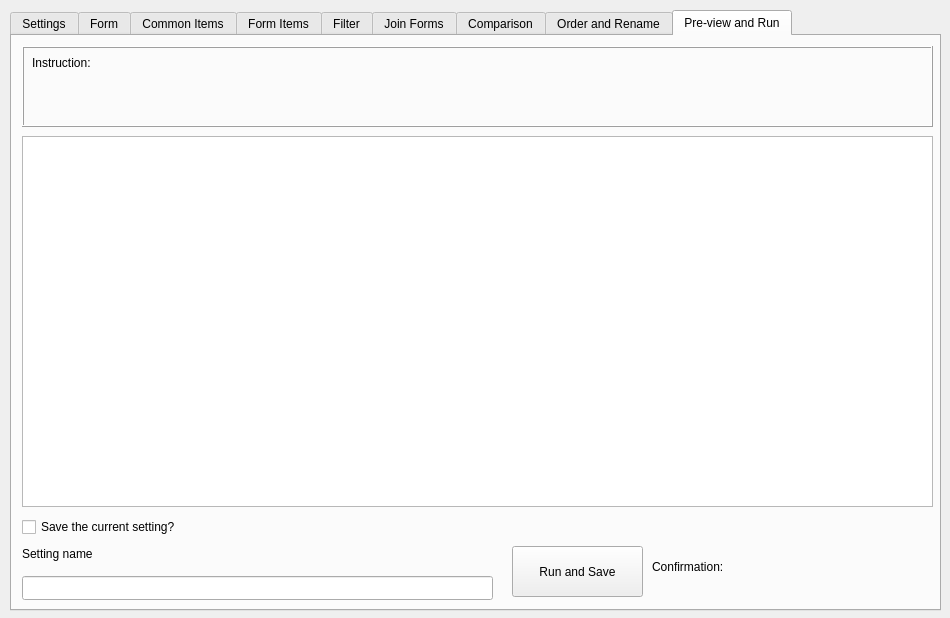
Qt form form.ui (HoangMNguyen/CCI_ClinicalReporting) before a commit.
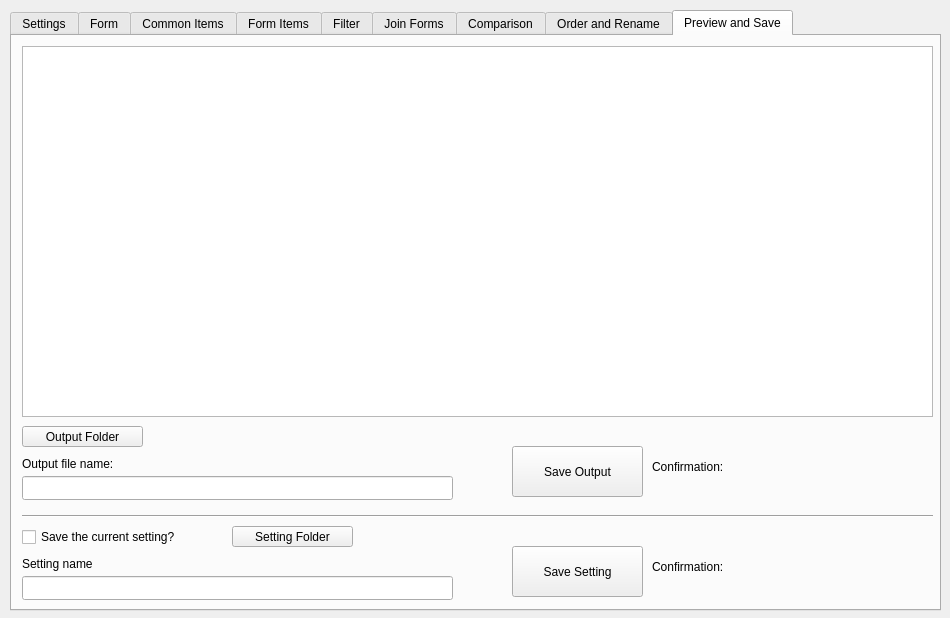
The same form after that commit. The open tabs and pages were chosen to show the change. Icons and pictures are not drawn.

```diff
--- a/form.ui
+++ b/form.ui
@@ -98,59 +98,40 @@
       </property>
      </widget>
     </widget>
-    <widget class="QPushButton" name="pushButton_output_folder">
-     <property name="geometry">
-      <rect>
-       <x>10</x>
-       <y>180</y>
-       <width>121</width>
-       <height>21</height>
-      </rect>
-     </property>
-     <property name="text">
-      <string>Output Folder</string>
-     </property>
-     <property name="icon">
-      <iconset theme="QIcon::ThemeIcon::DocumentSave"/>
-     </property>
-    </widget>
     <widget class="QComboBox" name="comboBox_saved_setting">
      <property name="geometry">
       <rect>
        <x>10</x>
-       <y>340</y>
+       <y>230</y>
        <width>471</width>
        <height>24</height>
       </rect>
      </property>
     </widget>
-    <widget class="QLineEdit" name="lineEdit_file_name">
-     <property name="geometry">
-      <rect>
-       <x>10</x>
-       <y>280</y>
-       <width>221</width>
-       <height>24</height>
-      </rect>
-     </property>
-     <property name="text">
-      <string/>
-     </property>
-     <property name="placeholderText">
-      <string extracomment="Enter file name here"/>
-     </property>
-    </widget>
     <widget class="QCheckBox" name="checkBox_saved_setting">
      <property name="geometry">
       <rect>
        <x>10</x>
-       <y>310</y>
-       <width>391</width>
+       <y>190</y>
+       <width>271</width>
        <height>22</height>
       </rect>
      </property>
      <property name="text">
-      <string>Previously saved report setting? If not, creating new report by default</string>
+      <string>Using previously saved report setting?</string>
+     </property>
+    </widget>
+    <widget class="QLabel" name="label_setting">
+     <property name="geometry">
+      <rect>
+       <x>10</x>
+       <y>260</y>
+       <width>471</width>
+       <height>51</height>
+      </rect>
+     </property>
+     <property name="wordWrap">
+      <bool>true</bool>
      </property>
     </widget>
     <widget class="QFrame" name="frame_2">
@@ -188,52 +169,17 @@
       </property>
      </widget>
     </widget>
-    <widget class="QFrame" name="frame_3">
+    <widget class="QPushButton" name="pushButton_setting_location">
      <property name="geometry">
       <rect>
-       <x>140</x>
-       <y>180</y>
-       <width>781</width>
-       <height>71</height>
-      </rect>
-     </property>
-     <property name="frameShape">
-      <enum>QFrame::Shape::Box</enum>
-     </property>
-     <property name="frameShadow">
-      <enum>QFrame::Shadow::Raised</enum>
-     </property>
-     <widget class="QLabel" name="label_output_folder">
-      <property name="geometry">
-       <rect>
-        <x>10</x>
-        <y>0</y>
-        <width>761</width>
-        <height>71</height>
-       </rect>
-      </property>
-      <property name="text">
-       <string>Output path:</string>
-      </property>
-      <property name="alignment">
-       <set>Qt::AlignmentFlag::AlignLeading|Qt::AlignmentFlag::AlignLeft|Qt::AlignmentFlag::AlignTop</set>
-      </property>
-      <property name="wordWrap">
-       <bool>true</bool>
-      </property>
-     </widget>
-    </widget>
-    <widget class="QLabel" name="label_2">
-     <property name="geometry">
-      <rect>
-       <x>10</x>
-       <y>260</y>
-       <width>191</width>
-       <height>16</height>
+       <x>340</x>
+       <y>190</y>
+       <width>131</width>
+       <height>24</height>
       </rect>
      </property>
      <property name="text">
-      <string>Output file name:</string>
+      <string>Settings location</string>
      </property>
     </widget>
    </widget>
@@ -1142,31 +1088,12 @@
       <set>Qt::AlignmentFlag::AlignCenter</set>
      </property>
     </widget>
-    <widget class="Line" name="line">
-     <property name="geometry">
-      <rect>
-       <x>340</x>
-       <y>100</y>
-       <width>20</width>
-       <height>461</height>
-      </rect>
-     </property>
-     <property name="sizePolicy">
-      <sizepolicy hsizetype="Fixed" vsizetype="Fixed">
-       <horstretch>0</horstretch>
-       <verstretch>0</verstretch>
-      </sizepolicy>
-     </property>
-     <property name="orientation">
-      <enum>Qt::Orientation::Vertical</enum>
-     </property>
-    </widget>
    </widget>
    <widget class="QWidget" name="tab_preview_run">
     <attribute name="title">
-     <string>Pre-view and Run</string>
+     <string>Preview and Save</string>
     </attribute>
-    <widget class="QPushButton" name="pushButton_run_and_save">
+    <widget class="QPushButton" name="pushButton_save_setting">
      <property name="geometry">
       <rect>
        <x>500</x>
@@ -1176,7 +1103,7 @@
       </rect>
      </property>
      <property name="text">
-      <string>Run and Save</string>
+      <string>Save Setting</string>
      </property>
      <property name="icon">
       <iconset theme="QIcon::ThemeIcon::DocumentSend"/>
@@ -1186,8 +1113,8 @@
      <property name="geometry">
       <rect>
        <x>10</x>
-       <y>480</y>
-       <width>251</width>
+       <y>490</y>
+       <width>211</width>
        <height>22</height>
       </rect>
      </property>
@@ -1200,7 +1127,7 @@
       <rect>
        <x>10</x>
        <y>540</y>
-       <width>471</width>
+       <width>431</width>
        <height>24</height>
       </rect>
      </property>
@@ -1209,7 +1136,7 @@
      <property name="geometry">
       <rect>
        <x>10</x>
-       <y>510</y>
+       <y>520</y>
        <width>101</width>
        <height>16</height>
       </rect>
@@ -1218,7 +1145,7 @@
       <string>Setting name</string>
      </property>
     </widget>
-    <widget class="QLabel" name="label_confirmation">
+    <widget class="QLabel" name="label_save_confirmation">
      <property name="geometry">
       <rect>
        <x>640</x>
@@ -1234,51 +1161,125 @@
       <bool>true</bool>
      </property>
     </widget>
-    <widget class="QFrame" name="frame_27">
-     <property name="geometry">
-      <rect>
-       <x>10</x>
-       <y>10</y>
-       <width>911</width>
-       <height>81</height>
-      </rect>
-     </property>
-     <property name="frameShape">
-      <enum>QFrame::Shape::Box</enum>
-     </property>
-     <property name="frameShadow">
-      <enum>QFrame::Shadow::Raised</enum>
-     </property>
-     <widget class="QLabel" name="label_40">
-      <property name="geometry">
-       <rect>
-        <x>10</x>
-        <y>10</y>
-        <width>891</width>
-        <height>61</height>
-       </rect>
-      </property>
-      <property name="text">
-       <string>Instruction:</string>
-      </property>
-      <property name="alignment">
-       <set>Qt::AlignmentFlag::AlignLeading|Qt::AlignmentFlag::AlignLeft|Qt::AlignmentFlag::AlignTop</set>
-      </property>
-      <property name="wordWrap">
-       <bool>true</bool>
-      </property>
-     </widget>
-    </widget>
     <widget class="QTableView" name="tableView_preview">
      <property name="geometry">
       <rect>
        <x>10</x>
-       <y>100</y>
+       <y>10</y>
        <width>911</width>
        <height>371</height>
       </rect>
      </property>
     </widget>
+    <widget class="QPushButton" name="pushButton_output_folder">
+     <property name="geometry">
+      <rect>
+       <x>10</x>
+       <y>390</y>
+       <width>121</width>
+       <height>21</height>
+      </rect>
+     </property>
+     <property name="text">
+      <string>Output Folder</string>
+     </property>
+     <property name="icon">
+      <iconset theme="QIcon::ThemeIcon::DocumentSave"/>
+     </property>
+    </widget>
+    <widget class="QLineEdit" name="lineEdit_file_name">
+     <property name="geometry">
+      <rect>
+       <x>10</x>
+       <y>440</y>
+       <width>431</width>
+       <height>24</height>
+      </rect>
+     </property>
+     <property name="text">
+      <string/>
+     </property>
+     <property name="placeholderText">
+      <string extracomment="Enter file name here"/>
+     </property>
+    </widget>
+    <widget class="QLabel" name="label_2">
+     <property name="geometry">
+      <rect>
+       <x>10</x>
+       <y>420</y>
+       <width>191</width>
+       <height>16</height>
+      </rect>
+     </property>
+     <property name="text">
+      <string>Output file name:</string>
+     </property>
+    </widget>
+    <widget class="QPushButton" name="pushButton_output_setting">
+     <property name="geometry">
+      <rect>
+       <x>220</x>
+       <y>490</y>
+       <width>121</width>
+       <height>21</height>
+      </rect>
+     </property>
+     <property name="text">
+      <string>Setting Folder</string>
+     </property>
+     <property name="icon">
+      <iconset theme="QIcon::ThemeIcon::DocumentSave"/>
+     </property>
+     <property name="default">
+      <bool>false</bool>
+     </property>
+    </widget>
+    <widget class="QPushButton" name="pushButton_run">
+     <property name="geometry">
+      <rect>
+       <x>500</x>
+       <y>410</y>
+       <width>131</width>
+       <height>51</height>
+      </rect>
+     </property>
+     <property name="text">
+      <string>Save Output</string>
+     </property>
+     <property name="icon">
+      <iconset theme="QIcon::ThemeIcon::DocumentSend"/>
+     </property>
+    </widget>
+    <widget class="QLabel" name="label_run_confirmation">
+     <property name="geometry">
+      <rect>
+       <x>640</x>
+       <y>400</y>
+       <width>281</width>
+       <height>61</height>
+      </rect>
+     </property>
+     <property name="text">
+      <string>Confirmation:</string>
+     </property>
+     <property name="wordWrap">
+      <bool>true</bool>
+     </property>
+    </widget>
+    <widget class="Line" name="line_2">
+     <property name="geometry">
+      <rect>
+       <x>10</x>
+       <y>465</y>
+       <width>911</width>
+       <height>31</height>
+      </rect>
+     </property>
+     <property name="orientation">
+      <enum>Qt::Orientation::Horizontal</enum>
+     </property>
+    </widget>
    </widget>
   </widget>
  </widget>
```
